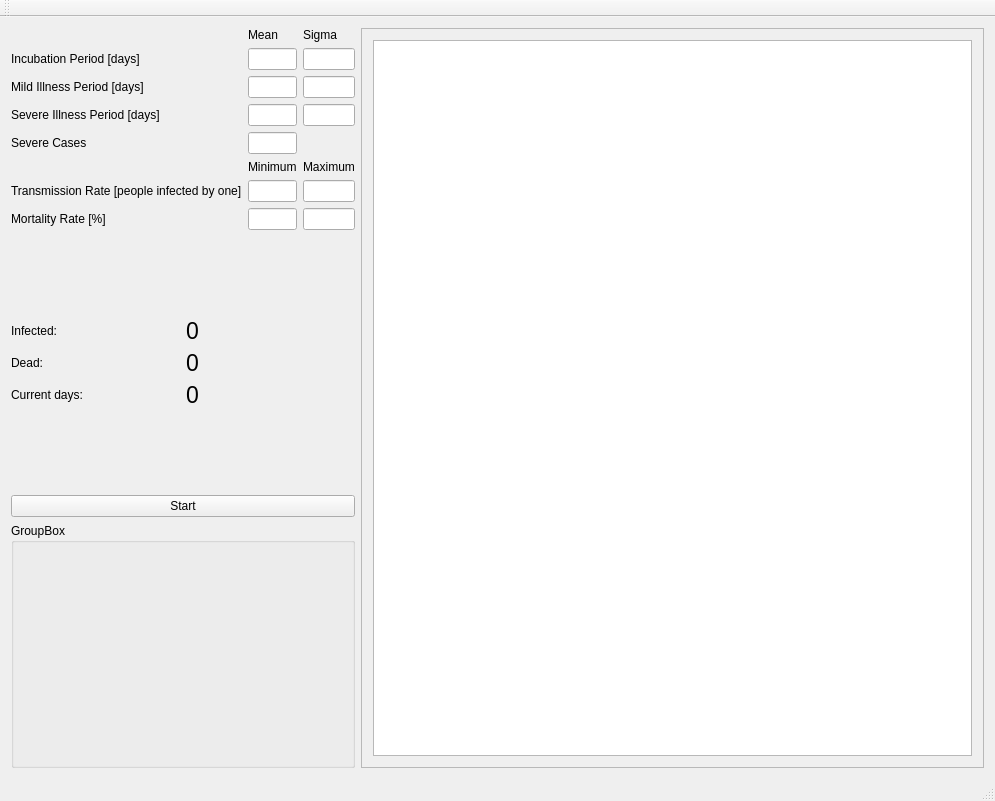
Before: the Qt Designer form mainwindow.ui in Rufledore/Game_Of_Life, drawn with Qt 5.
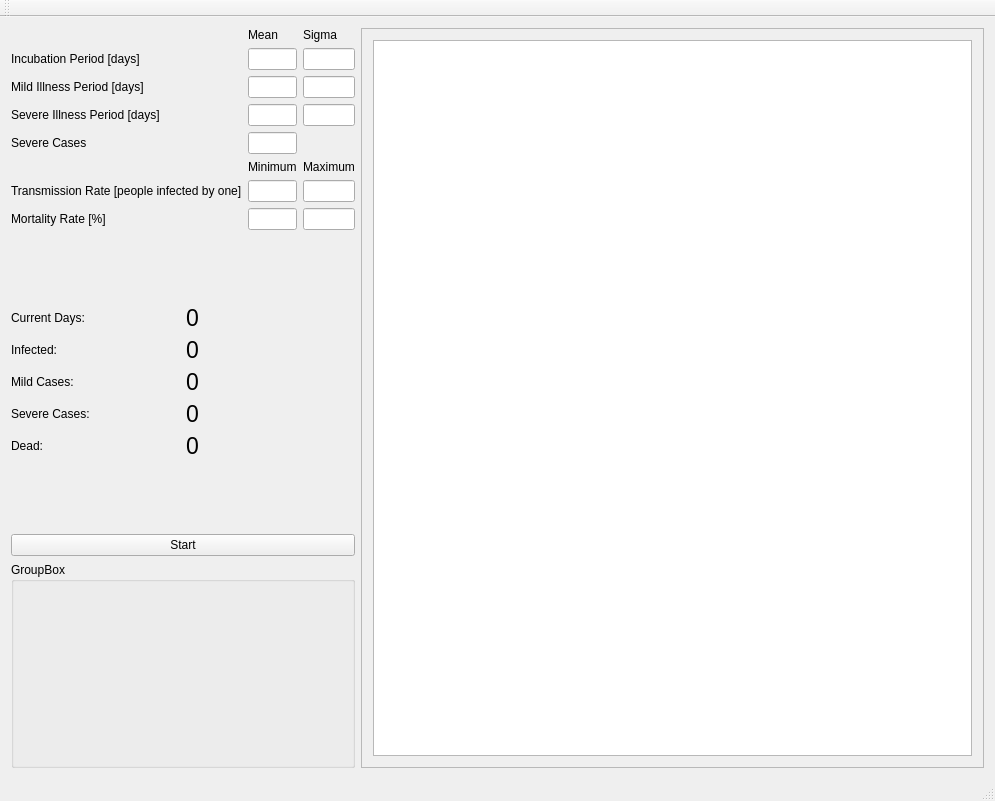
After: the same form once the commit is applied. Custom widgets are drawn as their Qt base class.

Commit message: The infected-sick case is split to infected-mild-symptoms and infected-severe-symptoms. That is updated to all the functionality of the GUI and SimulatorRunner.

```diff
--- a/mainwindow.ui
+++ b/mainwindow.ui
@@ -16,7 +16,7 @@
   <widget class="QWidget" name="centralWidget">
    <layout class="QGridLayout" name="gridLayout_4" columnstretch="1,2">
     <item row="0" column="0">
-     <layout class="QVBoxLayout" name="verticalLayout" stretch="0,1,0,0,0,1,1,3">
+     <layout class="QVBoxLayout" name="verticalLayout" stretch="0,1,0,0,0,0,0,1,1,3">
       <item>
        <layout class="QGridLayout" name="gridLayout_3" rowstretch="0,0,0,0,0,0,0,0,0,0" columnstretch="0,0,0,0" rowminimumheight="0,0,0,0,0,0,0,0,0,0">
         <item row="3" column="0">
@@ -144,6 +144,29 @@
         </property>
        </spacer>
       </item>
+      <item>
+       <layout class="QHBoxLayout" name="horizontalLayout_4">
+        <item>
+         <widget class="QLabel" name="label_9">
+          <property name="text">
+           <string>Current Days:</string>
+          </property>
+         </widget>
+        </item>
+        <item>
+         <widget class="QLabel" name="label_indicator_numberOfDays">
+          <property name="font">
+           <font>
+            <pointsize>17</pointsize>
+           </font>
+          </property>
+          <property name="text">
+           <string>0</string>
+          </property>
+         </widget>
+        </item>
+       </layout>
+      </item>
       <item>
        <layout class="QHBoxLayout" name="horizontalLayout">
         <item>
@@ -167,6 +190,52 @@
         </item>
        </layout>
       </item>
+      <item>
+       <layout class="QHBoxLayout" name="horizontalLayout_2">
+        <item>
+         <widget class="QLabel" name="label_12">
+          <property name="text">
+           <string>Mild Cases:</string>
+          </property>
+         </widget>
+        </item>
+        <item>
+         <widget class="QLabel" name="label_indicator_numberOfMildCases">
+          <property name="font">
+           <font>
+            <pointsize>17</pointsize>
+           </font>
+          </property>
+          <property name="text">
+           <string>0</string>
+          </property>
+         </widget>
+        </item>
+       </layout>
+      </item>
+      <item>
+       <layout class="QHBoxLayout" name="horizontalLayout_5">
+        <item>
+         <widget class="QLabel" name="label_13">
+          <property name="text">
+           <string>Severe Cases:</string>
+          </property>
+         </widget>
+        </item>
+        <item>
+         <widget class="QLabel" name="label_indicator_numberOfSevereCases">
+          <property name="font">
+           <font>
+            <pointsize>17</pointsize>
+           </font>
+          </property>
+          <property name="text">
+           <string>0</string>
+          </property>
+         </widget>
+        </item>
+       </layout>
+      </item>
       <item>
        <layout class="QHBoxLayout" name="horizontalLayout_3">
         <item>
@@ -190,29 +259,6 @@
         </item>
        </layout>
       </item>
-      <item>
-       <layout class="QHBoxLayout" name="horizontalLayout_4">
-        <item>
-         <widget class="QLabel" name="label_9">
-          <property name="text">
-           <string>Current days:</string>
-          </property>
-         </widget>
-        </item>
-        <item>
-         <widget class="QLabel" name="label_indicator_numberOfDays">
-          <property name="font">
-           <font>
-            <pointsize>17</pointsize>
-           </font>
-          </property>
-          <property name="text">
-           <string>0</string>
-          </property>
-         </widget>
-        </item>
-       </layout>
-      </item>
       <item>
        <spacer name="verticalSpacer_2">
         <property name="orientation">
```
Left out of the diff: 6 changed lines with no effect on the pictures. The commit also changes 9 other files.
